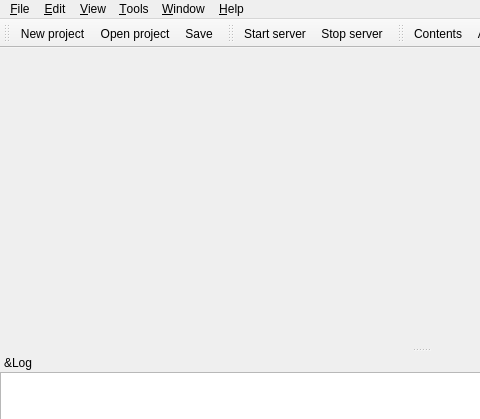
This is ui/mainwindow.ui in eduardoweiland/mist as Qt 5 draws it before an edit; both pictures show x 0 to 480 and y 0 to 419 of the 841 by 586 pixel window. The edited form follows.
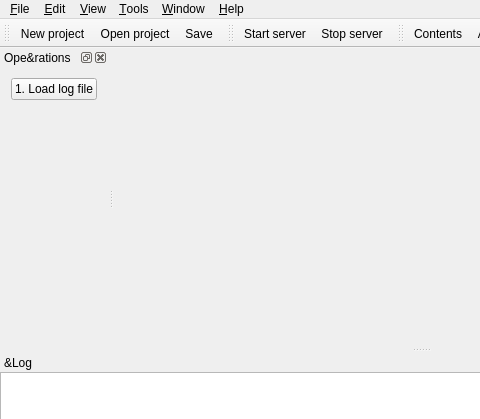
This is the edited form. Icons and pictures are not drawn.

```diff
--- a/ui/mainwindow.ui
+++ b/ui/mainwindow.ui
@@ -130,6 +130,38 @@
    <addaction name="actionContents"/>
    <addaction name="actionAbout"/>
   </widget>
+  <widget class="QDockWidget" name="dockOperations">
+   <property name="windowTitle">
+    <string>Ope&amp;rations</string>
+   </property>
+   <attribute name="dockWidgetArea">
+    <number>1</number>
+   </attribute>
+   <widget class="QWidget" name="dockWidgetContents">
+    <layout class="QVBoxLayout" name="verticalLayout">
+     <item>
+      <widget class="QPushButton" name="buttonLoadLogFile">
+       <property name="text">
+        <string>1. Load log file</string>
+       </property>
+      </widget>
+     </item>
+     <item>
+      <spacer name="verticalSpacer">
+       <property name="orientation">
+        <enum>Qt::Vertical</enum>
+       </property>
+       <property name="sizeHint" stdset="0">
+        <size>
+         <width>20</width>
+         <height>40</height>
+        </size>
+       </property>
+      </spacer>
+     </item>
+    </layout>
+   </widget>
+  </widget>
   <widget class="QDockWidget" name="dockLog">
    <property name="windowTitle">
     <string>&amp;Log</string>
```
Left out of the diff: 49 changed lines with no effect on the pictures.
